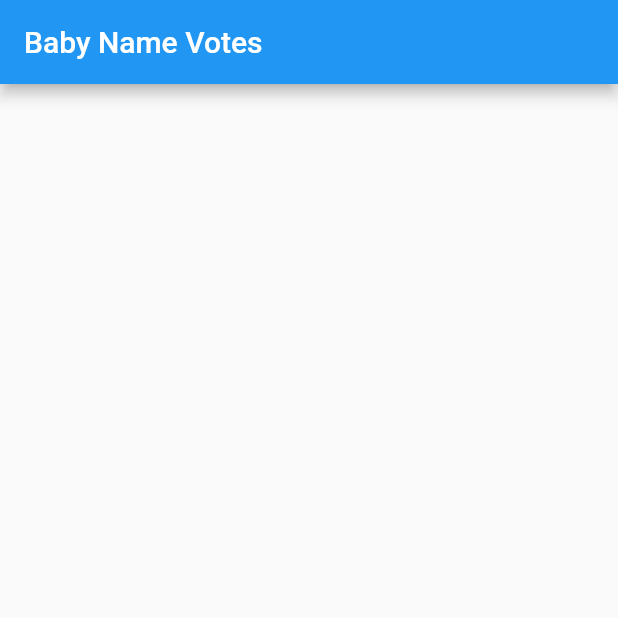
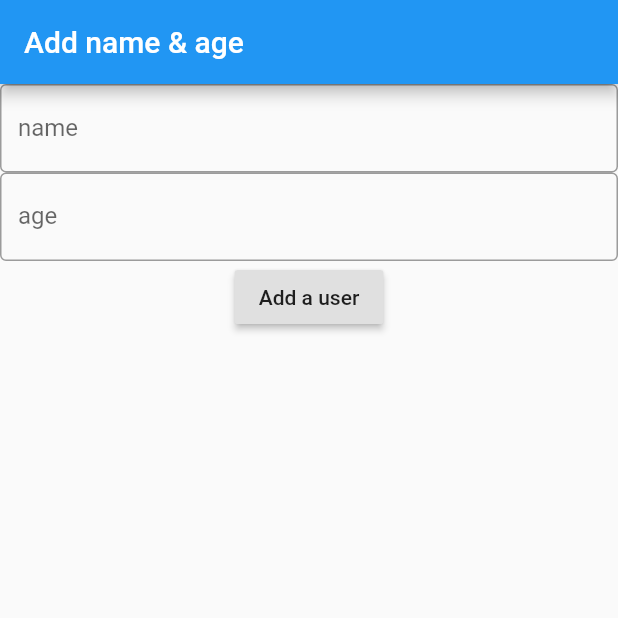
Before and after one commit to FujimuraKaito/flutter, a Flutter app: the screen it shows after launch, on a phone screen of 412 x 824 dp, the top half of it. Run offline on Flutter 3.47's test engine with Material 2 defaults, Android fonts, the phone set to English and light mode, and no system bars; our stand-ins replace cloud_firestore, firebase_analytics, firebase_core; accounts and stored records are empty.

Commit message:
ユーザー登録完了

```diff
--- a/flutter_univ/flutter_practice/lib/main.dart
+++ b/flutter_univ/flutter_practice/lib/main.dart
@@ -29,11 +29,93 @@ class MyHomePage extends StatefulWidget {
   }
 }
 
+// ドキュメントにあった「子供の名前を決める」
+// class _MyHomePageState extends State<MyHomePage> {
+//   @override
+//   Widget build(BuildContext context) {
+//     return Scaffold(
+//       appBar: AppBar(title: Text('Baby Name Votes')),
+//       body: _buildBody(context),
+//     );
+//   }
+
+//   Widget _buildBody(BuildContext context) {
+//     return StreamBuilder<QuerySnapshot>(
+//       // これでfirebaseの値をほぼ同期的に読み込む
+//       stream: FirebaseFirestore.instance.collection('baby').snapshots(),
+//       builder: (context, snapshot) {
+//         if (!snapshot.hasData) return LinearProgressIndicator();
+
+//         return _buildList(context, snapshot.data.docs);
+//       },
+//     );
+//   }
+
+//   Widget _buildList(BuildContext context, List<DocumentSnapshot> snapshot) {
+//     return ListView(
+//       padding: const EdgeInsets.only(top: 20.0),
+//       children: snapshot.map((data) => _buildListItem(context, data)).toList(),
+//     );
+//   }
+
+//   // 具体的に表示を作成するところ
+//   Widget _buildListItem(BuildContext context, DocumentSnapshot data) {
+//     final record = Record.fromSnapshot(data);
+
+//     return Padding(
+//       key: ValueKey(record.name),
+//       padding: const EdgeInsets.symmetric(horizontal: 16.0, vertical: 8.0),
+//       child: Container(
+//           decoration: BoxDecoration(
+//             border: Border.all(color: Colors.grey),
+//             borderRadius: BorderRadius.circular(5.0),
+//           ),
+//           child: ListTile(
+//             title: Text(record.name),
+//             trailing: Text(record.votes.toString()),
+//             // onTap: () => record.reference.update({'votes': record.votes + 1})),
+//             //
+//             // もし同時に二人の人が同じところに投票しても良いようにする
+//             // transactionという方法もある
+//             // https://codelabs.developers.google.com/codelabs/flutter-firebase/index.html?hl=ja#10
+//             onTap: () =>
+//                 record.reference.update({'votes': FieldValue.increment(1)}),
+//           )),
+//     );
+//   }
+// }
+
 class _MyHomePageState extends State<MyHomePage> {
+  TextEditingController _nameController;
+  TextEditingController _ageController;
+
+  @override
+  void initState() {
+    super.initState();
+    _nameController = TextEditingController();
+    _ageController = TextEditingController();
+  }
+
+  // _MyHomePageState({this.firestore});
+
+  CollectionReference get users =>
+      FirebaseFirestore.instance.collection('user');
+  Future<void> _addAccount() async {
+    if (_nameController.text.isEmpty || _ageController.text.isEmpty) {
+      throw ('Insert both your name and age');
+    } else {
+      await users.add({
+        'name': _nameController.text.toString(),
+        'age': _ageController.text.toString(),
+        'created_at': FieldValue.serverTimestamp(),
+      });
+    }
+  }
+
   @override
   Widget build(BuildContext context) {
     return Scaffold(
-      appBar: AppBar(title: Text('Baby Name Votes')),
+      appBar: AppBar(title: Text('Add name & age')),
       body: _buildBody(context),
     );
   }
@@ -41,7 +123,10 @@ class _MyHomePageState extends State<MyHomePage> {
   Widget _buildBody(BuildContext context) {
     return StreamBuilder<QuerySnapshot>(
       // これでfirebaseの値をほぼ同期的に読み込む
-      stream: FirebaseFirestore.instance.collection('baby').snapshots(),
+      stream: FirebaseFirestore.instance
+          .collection('user')
+          .orderBy('created_at')
+          .snapshots(),
       builder: (context, snapshot) {
         if (!snapshot.hasData) return LinearProgressIndicator();
 
@@ -51,9 +136,81 @@ class _MyHomePageState extends State<MyHomePage> {
   }
 
   Widget _buildList(BuildContext context, List<DocumentSnapshot> snapshot) {
-    return ListView(
+    return Column(
+      children: [
+        // formの部分
+        TextField(
+          decoration: InputDecoration(
+            border: OutlineInputBorder(),
+            labelText: 'name',
+          ),
+          controller: _nameController,
+        ),
+        TextField(
+          decoration: InputDecoration(
+            border: OutlineInputBorder(),
+            labelText: 'age',
+          ),
+          controller: _ageController,
+        ),
+        RaisedButton(
+          child: Text('Add a user'),
+          onPressed: () async {
+            try {
+              await _addAccount(); // アカウントを登録する関数
+              _nameController.text = '';
+              _ageController.text = '';
+              showDialog<void>(
+                context: context,
+                builder: (BuildContext context) {
+                  return AlertDialog(
+                    title: Text('Done'),
+                    actions: <Widget>[
+                      TextButton(
+                        child: Text('OK'),
+                        onPressed: () {
+                          Navigator.of(context).pop();
+                        },
+                      ),
+                    ],
+                  );
+                },
+              );
+            } catch (err) {
+              showDialog<void>(
+                context: context,
+                builder: (BuildContext context) {
+                  return AlertDialog(
+                    title: Text(err.toString()),
+                    actions: <Widget>[
+                      TextButton(
+                        child: Text('OK'),
+                        onPressed: () {
+                          Navigator.of(context).pop();
+                        },
+                      ),
+                    ],
+                  );
+                },
+              );
+            }
+          },
+        ),
+        SizedBox(
+          height: 600, // 絶対いる
+          child: Container(
+            child: ListView(
+              itemExtent: 100,
               padding: const EdgeInsets.only(top: 20.0),
-      children: snapshot.map((data) => _buildListItem(context, data)).toList(),
+              children: snapshot
+                  .map(
+                    (data) => _buildListItem(context, data),
+                  )
+                  .toList(),
+            ),
+          ),
+        ),
+      ],
     );
   }
 
@@ -64,22 +221,20 @@ class _MyHomePageState extends State<MyHomePage> {
     return Padding(
       key: ValueKey(record.name),
       padding: const EdgeInsets.symmetric(horizontal: 16.0, vertical: 8.0),
-      child: Container(
+      child: Column(
+        children: [
+          Container(
             decoration: BoxDecoration(
               border: Border.all(color: Colors.grey),
               borderRadius: BorderRadius.circular(5.0),
             ),
             child: ListTile(
               title: Text(record.name),
-            trailing: Text(record.votes.toString()),
-            // onTap: () => record.reference.update({'votes': record.votes + 1})),
-            //
-            // もし同時に二人の人が同じところに投票しても良いようにする
-            // transactionという方法もある
-            // https://codelabs.developers.google.com/codelabs/flutter-firebase/index.html?hl=ja#10
-            onTap: () =>
-                record.reference.update({'votes': FieldValue.increment(1)}),
-          )),
+              trailing: Text(record.age),
+            ),
+          ),
+        ],
+      ),
     );
   }
 }
@@ -88,20 +243,20 @@ class _MyHomePageState extends State<MyHomePage> {
 // 必要になるときは少ないかも
 class Record {
   final String name;
-  final int votes;
+  final String age;
   final DocumentReference reference;
 
   Record.fromMap(Map<String, dynamic> map, {this.reference})
       : assert(map['name'] != null),
-        assert(map['votes'] != null),
+        assert(map['age'] != null),
         name = map['name'],
-        votes = map['votes'];
+        age = map['age'];
 
   Record.fromSnapshot(DocumentSnapshot snapshot)
       : this.fromMap(snapshot.data(), reference: snapshot.reference);
 
   @override
-  String toString() => "Record<$name:$votes>";
+  String toString() => "Record<$name:$age>";
 }
 
 // ここから下は最初のドキュメントにあった方
```
Also changed, not shown: 18 other files. Lines whose indentation alone changed are shown as unchanged.
